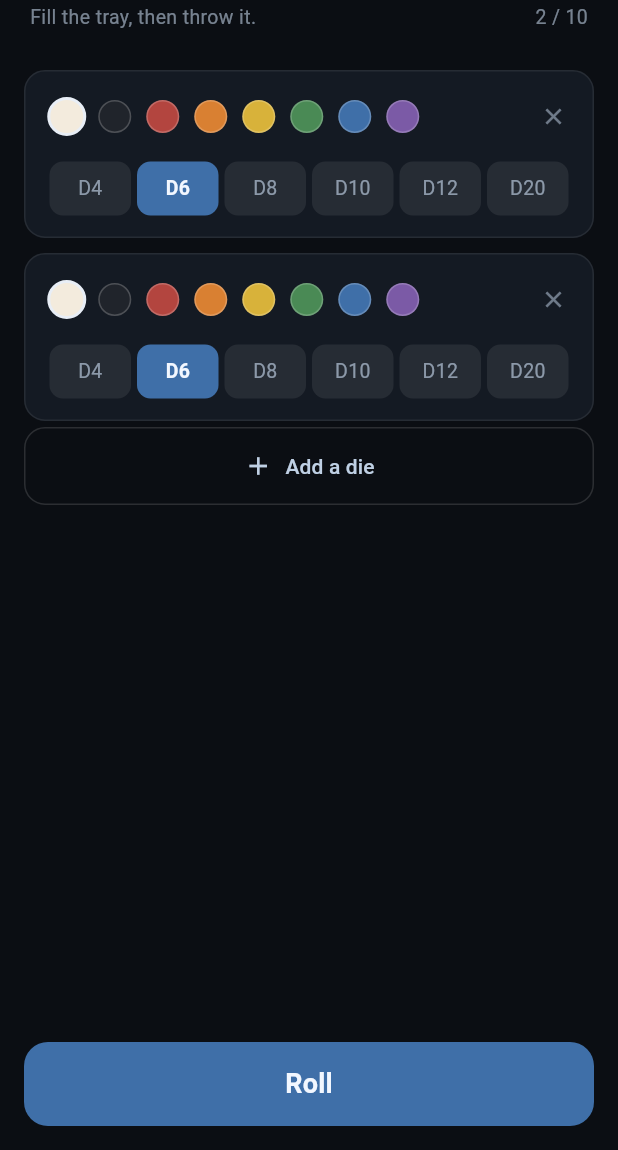
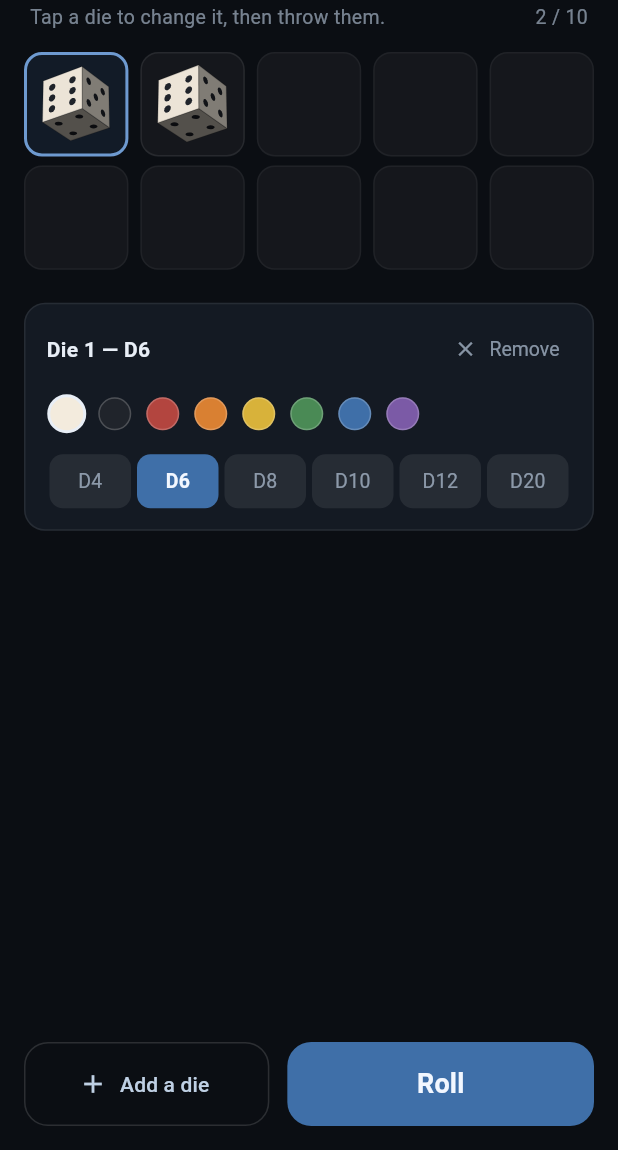
Before and after one commit to jfigge/rollhippo, a Flutter app: the screen it shows after launch, on a phone screen of 412 x 824 dp, the part 86-1236 px from its top. Run offline on Flutter 3.47's test engine with Material 3 defaults, Android fonts, the phone set to English and light mode, and no system bars; our stand-ins replace sensors_plus.

Commit message:
redesigned dice picker
Signed-off-by: jason figge <jason.figge@gmail.com>

```diff
--- a/src/lib/app/config_screen.dart
+++ b/src/lib/app/config_screen.dart
@@ -1,5 +1,6 @@
 import 'package:flutter/material.dart';
 
+import '../render/die_preview.dart';
 import '../tray/tray.dart';
 import 'tray_screen.dart';
 
@@ -7,8 +8,20 @@ import 'tray_screen.dart';
 ///
 /// Not an arbitrary round number: the spawn grid drops them in from the top of
 /// the tray without any two starting inside each other, and past ten that stops
-/// being possible in a tray this size.
+/// being possible in a tray this size. The rack below is two rows of five for
+/// the same reason — ten is the shape of the thing, not a limit imposed on it.
 const int kMaxDice = 10;
+
+/// How wide the rack is. Five slots a row, filled left to right: 1–5 along the
+/// top, 6–10 along the bottom.
+const int kRackColumns = 5;
+
+/// How wide the picker is allowed to get.
+///
+/// A phone is narrower than this and simply fills it. A desktop window is not,
+/// and without the cap the rack would grow with it until the dice were the size
+/// of coasters — the same reason [kHarnessScreen] pins the tray.
+const double kPickerWidth = 440;
 
 /// What you get before you have chosen anything.
 const List<DieSpec> kDefaultDice = <DieSpec>[
@@ -17,6 +30,11 @@ const List<DieSpec> kDefaultDice = <DieSpec>[
 ];
 
 /// Choose what is in the tray, then throw it.
+///
+/// The whole set is on screen at once, drawn as the dice it actually is, and
+/// exactly one of them is selected: the colours and the shapes underneath are
+/// that die's, and change it. Picking another die drops the first — which is
+/// the same bargain a paint palette makes, and needs no explaining.
 class ConfigScreen extends StatefulWidget {
   const ConfigScreen({super.key});
 
@@ -27,16 +45,32 @@ class ConfigScreen extends StatefulWidget {
 class _ConfigScreenState extends State<ConfigScreen> {
   final List<DieSpec> _dice = List<DieSpec>.of(kDefaultDice);
 
+  /// Which die the editor below the rack is pointed at. Always a real index:
+  /// the last die cannot be removed, so the set is never empty.
+  int _selected = 0;
+
   void _add() {
     if (_dice.length >= kMaxDice) return;
-    // A new die matches the one before it, because the common thing to want is
-    // another of what you already have.
-    setState(() => _dice.add(_dice.isEmpty ? kDefaultDice.first : _dice.last));
+    setState(() {
+      // A new die matches the one before it, because the common thing to want
+      // is another of what you already have — and it arrives selected, since
+      // the other common thing is to want it different.
+      _dice.add(_dice.last);
+      _selected = _dice.length - 1;
+    });
   }
 
-  void _remove(int index) => setState(() => _dice.removeAt(index));
+  void _removeSelected() {
+    if (_dice.length <= 1) return;
+    setState(() {
+      _dice.removeAt(_selected);
+      _selected = _selected.clamp(0, _dice.length - 1);
+    });
+  }
 
-  void _set(int index, DieSpec spec) => setState(() => _dice[index] = spec);
+  void _select(int index) => setState(() => _selected = index);
+
+  void _set(DieSpec spec) => setState(() => _dice[_selected] = spec);
 
   void _roll() {
     if (_dice.isEmpty) return;
@@ -53,27 +87,24 @@ class _ConfigScreenState extends State<ConfigScreen> {
     return Scaffold(
       backgroundColor: const Color(0xFF0B0E13),
       body: SafeArea(
+        child: Center(
+          child: ConstrainedBox(
+            constraints: const BoxConstraints(maxWidth: kPickerWidth),
             child: Column(
               children: <Widget>[
                 _header(),
-            Expanded(
-              child: ListView.builder(
-                padding: const EdgeInsets.fromLTRB(16, 4, 16, 16),
-                itemCount: _dice.length + 1,
-                itemBuilder: (BuildContext context, int index) {
-                  if (index == _dice.length) return _addButton();
-                  return _DieCard(
-                    key: ValueKey<int>(index),
-                    index: index,
-                    spec: _dice[index],
-                    onChanged: (DieSpec spec) => _set(index, spec),
-                    onRemove: _dice.length > 1 ? () => _remove(index) : null,
-                  );
-                },
+                _rack(),
+                const SizedBox(height: 16),
+                // Directly under the rack, so the colours and the shapes read
+                // as belonging to the die you just tapped rather than to the
+                // set. What is left over goes at the bottom, which is where a
+                // gap is worth having: it keeps Roll under your thumb.
+                _editor(),
+                const Spacer(),
+                _buttons(),
+              ],
             ),
           ),
-            _rollButton(),
-          ],
         ),
       ),
     );
@@ -81,7 +112,7 @@ class _ConfigScreenState extends State<ConfigScreen> {
 
   Widget _header() {
     return Padding(
-      padding: const EdgeInsets.fromLTRB(20, 20, 20, 12),
+      padding: const EdgeInsets.fromLTRB(20, 20, 20, 14),
       child: Row(
         crossAxisAlignment: CrossAxisAlignment.end,
         children: <Widget>[
@@ -100,7 +131,7 @@ class _ConfigScreenState extends State<ConfigScreen> {
                 ),
                 SizedBox(height: 2),
                 Text(
-                  'Fill the tray, then throw it.',
+                  'Tap a die to change it, then throw them.',
                   style: TextStyle(color: Color(0x99BFD0E4), fontSize: 13),
                 ),
               ],
@@ -119,34 +150,149 @@ class _ConfigScreenState extends State<ConfigScreen> {
     );
   }
 
-  Widget _addButton() {
-    final bool enabled = _dice.length < kMaxDice;
+  /// The set itself, two rows of five.
+  ///
+  /// The empty slots stay in the layout rather than collapsing to the dice you
+  /// have: they say how many more the tray will take, and — more usefully —
+  /// they stop a die moving under your finger when you add another one.
+  Widget _rack() {
     return Padding(
-      padding: const EdgeInsets.only(top: 4),
+      padding: const EdgeInsets.symmetric(horizontal: 12),
+      child: Column(
+        children: <Widget>[
+          for (int row = 0; row * kRackColumns < kMaxDice; row++)
+            Padding(
+              padding: const EdgeInsets.only(bottom: 6),
+              child: Row(
+                children: <Widget>[
+                  for (
+                    int i = row * kRackColumns;
+                    i < (row + 1) * kRackColumns;
+                    i++
+                  )
+                    Expanded(
+                      child: Padding(
+                        padding: const EdgeInsets.symmetric(horizontal: 4),
+                        child: AspectRatio(
+                          aspectRatio: 1,
+                          child: _RackSlot(
+                            spec: i < _dice.length ? _dice[i] : null,
+                            selected: i == _selected,
+                            onTap: i < _dice.length ? () => _select(i) : null,
+                          ),
+                        ),
+                      ),
+                    ),
+                ],
+              ),
+            ),
+        ],
+      ),
+    );
+  }
+
+  /// What the selected die is: its colour, and how many sides it has.
+  Widget _editor() {
+    final DieSpec spec = _dice[_selected];
+    return Container(
+      margin: const EdgeInsets.symmetric(horizontal: 16),
+      padding: const EdgeInsets.fromLTRB(14, 10, 14, 14),
+      decoration: BoxDecoration(
+        color: const Color(0xFF141A23),
+        borderRadius: BorderRadius.circular(14),
+        border: Border.all(color: const Color(0x14FFFFFF)),
+      ),
+      child: Column(
+        crossAxisAlignment: CrossAxisAlignment.start,
+        children: <Widget>[
+          Row(
+            children: <Widget>[
+              Expanded(
+                child: Text(
+                  'Die ${_selected + 1} — ${spec.kind.label}',
+                  style: const TextStyle(
+                    color: Color(0xFFE8EEF6),
+                    fontSize: 14,
+                    fontWeight: FontWeight.w600,
+                  ),
+                ),
+              ),
+              TextButton.icon(
+                onPressed: _dice.length > 1 ? _removeSelected : null,
+                icon: const Icon(Icons.close, size: 16),
+                label: const Text('Remove'),
+                style: TextButton.styleFrom(
+                  foregroundColor: const Color(0xAABFD0E4),
+                  disabledForegroundColor: const Color(0x33BFD0E4),
+                  padding: const EdgeInsets.symmetric(horizontal: 8),
+                  visualDensity: VisualDensity.compact,
+                  textStyle: const TextStyle(fontSize: 13),
+                ),
+              ),
+            ],
+          ),
+          const SizedBox(height: 8),
+          Wrap(
+            spacing: 5,
+            runSpacing: 6,
+            children: <Widget>[
+              for (final int colour in kDicePalette)
+                _Swatch(
+                  colour: colour,
+                  selected: colour == spec.colour,
+                  onTap: () => _set(spec.copyWith(colour: colour)),
+                ),
+            ],
+          ),
+          const SizedBox(height: 12),
+          Row(
+            children: <Widget>[
+              for (final DieKind kind in DieKind.values)
+                Expanded(
+                  child: _KindChip(
+                    kind: kind,
+                    selected: kind == spec.kind,
+                    onTap: () => _set(spec.copyWith(kind: kind)),
+                  ),
+                ),
+            ],
+          ),
+        ],
+      ),
+    );
+  }
+
+  Widget _buttons() {
+    final bool room = _dice.length < kMaxDice;
+    return Padding(
+      padding: const EdgeInsets.fromLTRB(16, 12, 16, 16),
+      child: Row(
+        children: <Widget>[
+          Expanded(
+            flex: 4,
             child: TextButton.icon(
-        onPressed: enabled ? _add : null,
+              onPressed: room ? _add : null,
               icon: const Icon(Icons.add, size: 20),
               label: const Text('Add a die'),
               style: TextButton.styleFrom(
                 foregroundColor: const Color(0xFFBFD0E4),
                 disabledForegroundColor: const Color(0x44BFD0E4),
-          padding: const EdgeInsets.symmetric(vertical: 16),
-          minimumSize: const Size.fromHeight(52),
+                minimumSize: const Size.fromHeight(56),
                 shape: RoundedRectangleBorder(
-            borderRadius: BorderRadius.circular(14),
+                  borderRadius: BorderRadius.circular(16),
                   side: BorderSide(
                     color:
-                  enabled ? const Color(0x22FFFFFF) : const Color(0x11FFFFFF),
+                        room
+                            ? const Color(0x22FFFFFF)
+                            : const Color(0x11FFFFFF),
                   ),
                 ),
               ),
             ),
-    );
-  }
-
-  Widget _rollButton() {
-    return Padding(
-      padding: const EdgeInsets.fromLTRB(16, 8, 16, 16),
+          ),
+          const SizedBox(width: 12),
+          Expanded(
+            flex: 5,
             child: FilledButton(
               onPressed: _dice.isEmpty ? null : _roll,
               style: FilledButton.styleFrom(
@@ -162,81 +308,51 @@ class _ConfigScreenState extends State<ConfigScreen> {
                 style: TextStyle(fontSize: 18, fontWeight: FontWeight.w600),
               ),
             ),
+          ),
+        ],
+      ),
     );
   }
 }
 
-/// One die's row: what colour it is, and how many sides it has.
-class _DieCard extends StatelessWidget {
-  const _DieCard({
-    super.key,
-    required this.index,
+/// One place in the rack: a die you can select, or the space where one would go.
+class _RackSlot extends StatelessWidget {
+  const _RackSlot({
     required this.spec,
-    required this.onChanged,
-    required this.onRemove,
+    required this.selected,
+    required this.onTap,
   });
 
-  final int index;
-  final DieSpec spec;
-  final ValueChanged<DieSpec> onChanged;
-  final VoidCallback? onRemove;
+  /// Null for a slot the set has not reached yet.
+  final DieSpec? spec;
+  final bool selected;
+  final VoidCallback? onTap;
 
   @override
   Widget build(BuildContext context) {
-    return Container(
-      margin: const EdgeInsets.only(top: 10),
-      padding: const EdgeInsets.fromLTRB(14, 10, 6, 14),
+    final DieSpec? spec = this.spec;
+    // Only a filled slot can be selected; an empty one never draws the ring.
+    final bool lit = selected && spec != null;
+    return GestureDetector(
+      onTap: onTap,
+      behavior: HitTestBehavior.opaque,
+      child: Container(
         decoration: BoxDecoration(
-        color: const Color(0xFF141A23),
-        borderRadius: BorderRadius.circular(14),
-        border: Border.all(color: const Color(0x14FFFFFF)),
-      ),
-      child: Column(
-        crossAxisAlignment: CrossAxisAlignment.start,
-        children: <Widget>[
-          Row(
-            children: <Widget>[
-              Expanded(
-                child: Wrap(
-                  spacing: 5,
-                  runSpacing: 6,
-                  children: <Widget>[
-                    for (final int colour in kDicePalette)
-                      _Swatch(
-                        colour: colour,
-                        selected: colour == spec.colour,
-                        onTap: () => onChanged(spec.copyWith(colour: colour)),
-                      ),
-                  ],
+          color: lit ? const Color(0x223F6FA8) : const Color(0x0AFFFFFF),
+          borderRadius: BorderRadius.circular(12),
+          border: Border.all(
+            color:
+                lit
+                    ? const Color(0xFF6E9AD0)
+                    : spec != null
+                    ? const Color(0x14FFFFFF)
+                    : const Color(0x0CFFFFFF),
+            width: lit ? 2 : 1,
           ),
         ),
-              IconButton(
-                onPressed: onRemove,
-                icon: const Icon(Icons.close, size: 18),
-                color: const Color(0x88BFD0E4),
-                disabledColor: const Color(0x22BFD0E4),
-                tooltip: 'Remove',
-                visualDensity: VisualDensity.compact,
-              ),
-            ],
-          ),
-          const SizedBox(height: 10),
-          Padding(
-            padding: const EdgeInsets.only(right: 8),
-            child: Row(
-              children: <Widget>[
-                for (final DieKind kind in DieKind.values)
-                  Expanded(
-                    child: _KindChip(
-                      kind: kind,
-                      selected: kind == spec.kind,
-                      onTap: () => onChanged(spec.copyWith(kind: kind)),
-                    ),
-                  ),
-              ],
-            ),
-          ),
-        ],
+        // The die is inset from the ring so a selected one does not touch it.
+        padding: const EdgeInsets.all(4),
+        child: spec == null ? null : DiePreview(spec: spec),
       ),
     );
   }
--- /dev/null
+++ b/src/lib/render/die_preview.dart
@@ -0,0 +1,180 @@
+import 'dart:math' as math;
+
+import 'package:flutter/material.dart';
+import 'package:vector_math/vector_math_64.dart'
+    show Matrix3, Quaternion, Vector3;
+
+import '../physics/body.dart';
+import '../physics/shape.dart';
+import '../tray/tray.dart';
+import 'tray_painter.dart';
+
+/// One die, held still, drawn exactly as the tray would draw it.
+///
+/// The picker shows the solid itself rather than an icon of one, which is the
+/// only honest way to answer "what is a D10?" — and it costs almost nothing,
+/// because [paintDie] is the same code that paints the tray.
+class DiePreview extends StatelessWidget {
+  const DiePreview({super.key, required this.spec});
+
+  final DieSpec spec;
+
+  @override
+  Widget build(BuildContext context) {
+    return CustomPaint(painter: _DiePainter(spec), size: Size.infinite);
+  }
+}
+
+/// How far from face-on a die may be turned. Past this the number on the front
+/// is more foreshortened than it is worth, whatever it buys in solidity.
+const double _maxTilt = math.pi / 4;
+
+/// How much of the front face's share of the light a neighbour may take before
+/// the die stops reading as that face turned towards you.
+const double _dominance = 0.9;
+
+/// The angle one kind of die is shown at.
+///
+/// Found rather than listed, in the same spirit as the shapes themselves: the
+/// six solids differ too much for one set of numbers to flatter all of them.
+/// A cube face-on with a small tilt is a die; a tetrahedron face-on is a
+/// triangle, because its neighbouring faces lean 109° away and every one of
+/// them falls out of sight behind it.
+///
+/// So the rule is stated instead of the answer. Turn the face carrying the
+/// die's highest number towards the viewer — a D20 should introduce itself with
+/// a 20 on it — then rotate away from square-on in whichever direction, and as
+/// far, as brings the next two faces round it most fully into view, stopping
+/// while that face is still plainly the one you are being shown. On a cube that finds the corner
+/// and gives the familiar three-quarter view; on a D4 it finds an edge, which
+/// is exactly how a real one is photographed; on a D20, whose neighbours are
+/// only 42° apart, it stops early because turning further would hand the die to
+/// a face with no number you asked for on it.
+Quaternion previewOrientation(ConvexShape shape) {
+  int front = 0;
+  for (int f = 1; f < shape.faces.length; f++) {
+    if (shape.faces[f].value > shape.faces[front].value) front = f;
+  }
+  final ConvexFace face = shape.faces[front];
+  final Vector3 normal = face.normal;
+
+  // A basis in the plane of that face to sweep the tilt direction through. Its
+  // first edge is as good a place to start from as any, and it makes the sweep
+  // depend on nothing outside the shape.
+  final Vector3 u =
+      (shape.vertices[face.vertices[1]] - shape.vertices[face.vertices[0]])
+        ..normalize();
+  final Vector3 w = normal.cross(u);
+
+  Vector3 view = normal;
+  double best = -1;
+  const int tilts = 12;
+  const int bearings = 48;
+  for (int t = 1; t <= tilts; t++) {
+    final double tilt = _maxTilt * t / tilts;
+    for (int b = 0; b < bearings; b++) {
+      final double bearing = 2 * math.pi * b / bearings;
+      final Vector3 candidate =
+          normal * math.cos(tilt) +
+          (u * math.cos(bearing) + w * math.sin(bearing)) * math.sin(tilt);
+
+      // What makes a die read as a solid is the next two faces round from the
+      // one you are being shown, so those are what the angle is scored on: how
+      // squarely the best two of them meet the eye. Scoring the whole visible
+      // area instead sounds better and is worse — on a D12 or a D20 it is
+      // nearly the same in every direction, and what little it does vary by
+      // peaks square on to a face, which is the one view that flattens them.
+      final double facing = normal.dot(candidate);
+      double first = 0;
+      double second = 0;
+      bool dominant = true;
+      for (int f = 0; f < shape.faces.length && dominant; f++) {
+        if (f == front) continue;
+        final double d = shape.faces[f].normal.dot(candidate);
+        // A neighbour this square on is no longer a neighbour: the die has been
+        // turned far enough that it is being shown a different face.
+        if (d > facing * _dominance) dominant = false;
+        if (d > first) {
+          second = first;
+          first = d;
+        } else if (d > second) {
+          second = d;
+        }
+      }
+      if (dominant && first + second > best) {
+        best = first + second;
+        view = candidate;
+      }
+    }
+  }
+
+  // Turn whatever that direction was towards the eye, which sits out along +z.
+  final Quaternion align = Quaternion.fromTwoVectors(view, Vector3(0, 0, 1));
+
+  // That leaves one degree of freedom — the spin about the line of sight — and
+  // it goes on standing the numeral up. Which way up it sits is decided by the
+  // face's first edge, since [paintDie] lays text along it: text runs along
+  // that edge and stands towards `normal × along`, so that is the direction to
+  // bring round to screen up.
+  //
+  // Turned by the rotation *matrix*, not by `Quaternion.rotated`: vector_math
+  // builds its matrix from `q v q⁻¹` but rotates vectors by `q⁻¹ v q`, so the
+  // two run opposite ways round. The matrix is the one [RigidBody] derives its
+  // world geometry with, and so the one the painter will be looking at.
+  final Matrix3 rotation = align.asRotationMatrix();
+  final Vector3 along = rotation.transformed(u.clone());
+  final Vector3 up = rotation.transformed(normal.clone()).cross(along);
+  // Only the part of it across the line of sight can be corrected, so that is
+  // the part the angle is taken from.
+  final Vector3 flat = Vector3(up.x, up.y, 0)..normalize();
+  final double spin = math.atan2(flat.x, flat.y);
+
+  // Composed the same way round: the right-hand quaternion acts first, so the
+  // die is aimed and then spun about the line it is now aimed along.
+  return (Quaternion.axisAngle(Vector3(0, 0, 1), spin) * align)..normalize();
+}
+
+/// One body per kind, shared by every preview of that kind.
+///
+/// Nothing ever moves them — the picker is a still life — so a die at the
+/// preview angle is as reusable as the shape it is built from, and searching
+/// for the same angle again on every rebuild would be work for nothing.
+final Map<DieKind, RigidBody> _bodies = <DieKind, RigidBody>{};
+
+RigidBody _body(DieKind kind) =>
+    _bodies[kind] ??= RigidBody(
+      shape: shapeFor(kind),
+      mass: 1.0,
+      orientation: previewOrientation(shapeFor(kind)),
+    );
+
+class _DiePainter extends CustomPainter {
+  const _DiePainter(this.spec);
+
+  final DieSpec spec;
+
+  @override
+  void paint(Canvas canvas, Size size) {
+    final RigidBody die = _body(spec.kind);
+    // Every die is built to the same circumradius, so scaling by it leaves the
+    // whole set the same size in the rack — which is what they are in the hand.
+    // A shade over twice it, to leave the corners of a die turned to a corner
+    // somewhere to go.
+    final double span = 2.1 * die.circumradius;
+    paintDie(
+      canvas,
+      TrayCamera(
+        pixelsPerMetre: size.shortestSide / span,
+        eyeDistance: Tuning.eyeDistance,
+        centre: Offset(size.width / 2, size.height / 2),
+      ),
+      die,
+      DieStyle.of(spec.colour),
+    );
+  }
+
+  @override
+  bool shouldRepaint(_DiePainter oldDelegate) =>
+      oldDelegate.spec.kind != spec.kind ||
+      oldDelegate.spec.colour != spec.colour;
+}
```
Also changed, not shown: src/lib/render/tray_painter.dart (+14 -16 lines), src/tool/picker.dart (added, +127 -0 lines), 3 other files. Lines whose indentation alone changed are shown as unchanged.
